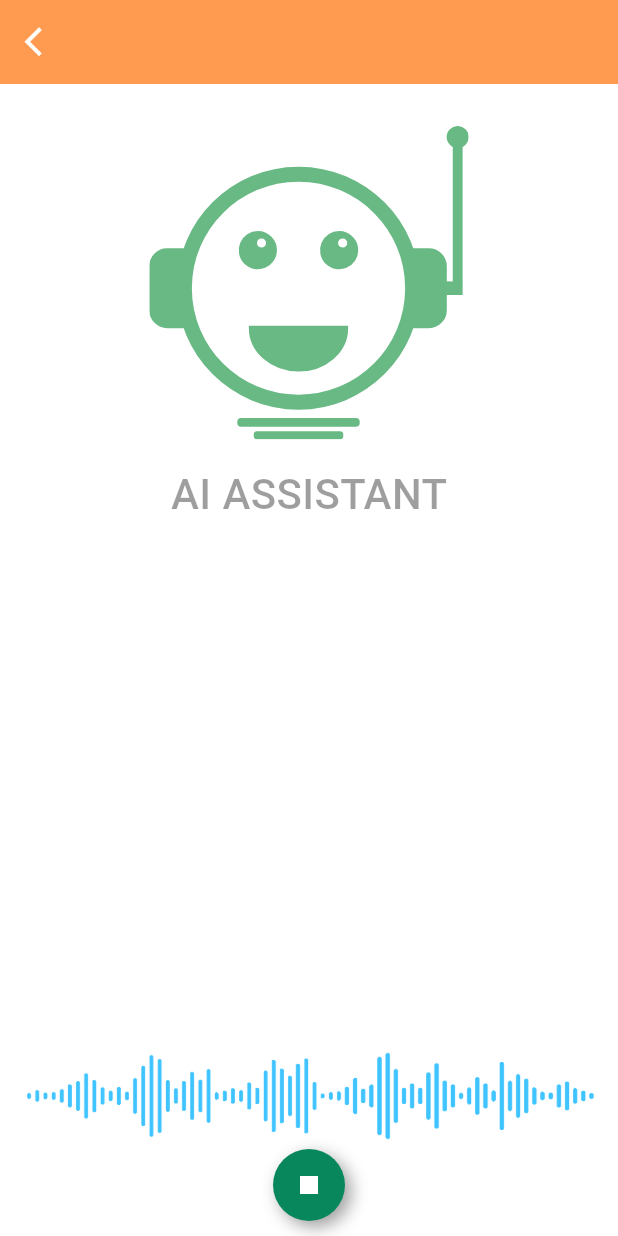
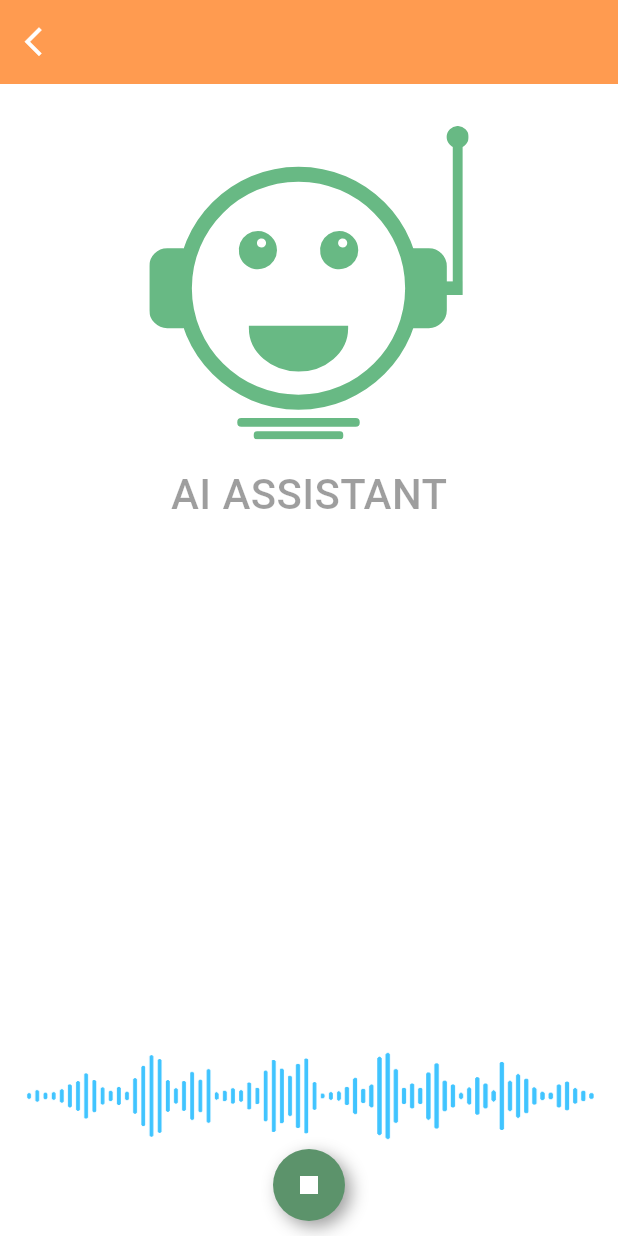
Before and after one commit to hiuussi/social-media-app, a Flutter app: the ChatBotScreen screen opened by its route, after a tap on the "mic none" icon, on a phone screen of 412 x 824 dp. Run offline on Flutter 3.47's test engine with Material 3 defaults, Android fonts, the phone set to English and light mode, and no system bars; our stand-ins replace after_layout, animated_text_kit, bloc, bot_toast, cached_network_image, device_preview and 17 more; missing offline and left inert: audio_session, dart_openai, flutter_sound, google_speech; accounts and stored records are empty; generated files the repository leaves out were written again; statements that could not run were skipped; project files that could hold a hidden picture were left out.

Commit message:
Update chat_bot_screen

```diff
--- a/lib/screens/chat_bot_screen/chat_bot_screen.dart
+++ b/lib/screens/chat_bot_screen/chat_bot_screen.dart
@@ -45,9 +45,9 @@ class ChatBotScreen extends StatelessWidget {
                       builder: (_) {
                         return Center(
                           child: AlertDialog(
-                            surfaceTintColor: Colors.green,
+                            surfaceTintColor: const Color(0xFF5C936B),
                             alignment: Alignment.centerLeft,
-                            title: const Text("エラー"),
+                            title: const Text("ERROR"),
                             content: Text("${state.errorMessage}"),
                             actions: [
                               ElevatedButton(
@@ -59,7 +59,7 @@ class ChatBotScreen extends StatelessWidget {
                                         .resetErrorMessage();
                                     Navigator.of(_).pop();
                                   },
-                                  child: const Text("近い"))
+                                  child: const Text("CLOSE"))
                             ],
                           ),
                         );
@@ -169,7 +169,7 @@ class ChatBotScreen extends StatelessWidget {
                 if (!state.isRecognizing) {
                   // Stop recorder
                   if (context.read<RecorderCubit>().state.isListening) {
-                    print("stop recorder");
+                    print("STOP RECORDER");
                     context.read<RecorderCubit>().stopRecorder();
                   }
 
@@ -335,7 +335,7 @@ class ChatBotScreen extends StatelessWidget {
                               ),
                             )),
                       BottomMicWidget(
-                          backgroundColor: const Color(0xFF08875D),
+                          backgroundColor: const Color(0xFF5C936B),
                           iconColor: Colors.white,
                           onMic: () => context.read<RecorderCubit>().record(),
                           onStop: () =>
```
